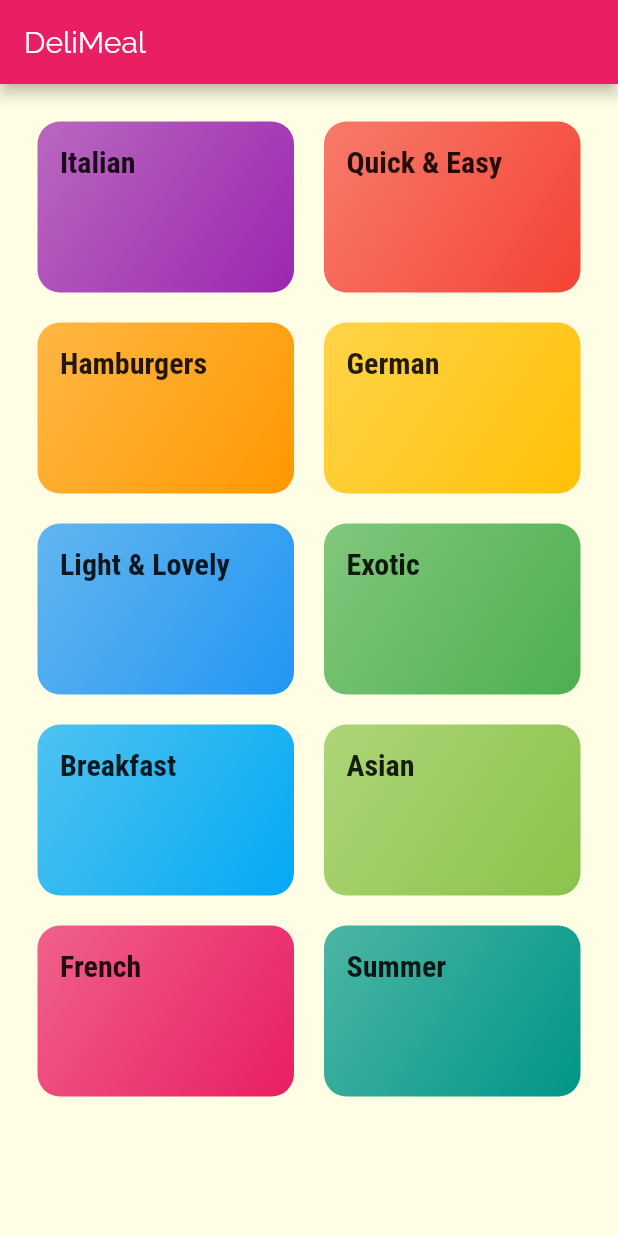
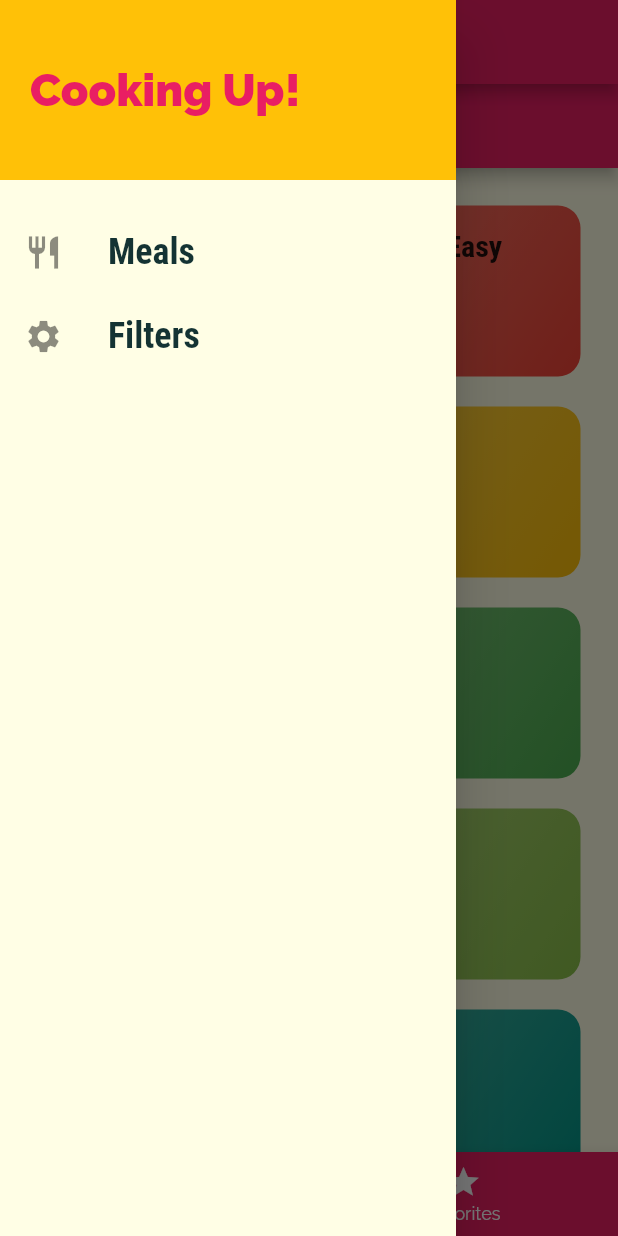
Before and after one commit to shakti051/meal_app, a Flutter app: the screen it shows after launch, with the side drawer open (before the commit the screen has no drawer), on a phone screen of 412 x 824 dp. Run offline on Flutter 3.47's test engine with Material 2 defaults, Android fonts, the phone set to English and light mode, and no system bars.

Commit message:
named route

```diff
--- a/lib/main.dart
+++ b/lib/main.dart
@@ -1,5 +1,7 @@
 import 'package:flutter/material.dart';
+import 'package:mealapp/screens/filters_screen.dart';
 import 'package:mealapp/screens/meal_detail_screen.dart';
+import 'package:mealapp/screens/tabs_screen.dart';
 
 import './screens/category_meals_screen.dart';
 import './screens/categories_screen.dart';
@@ -10,6 +12,7 @@ class MyApp extends StatelessWidget {
   @override
   Widget build(BuildContext context) {
     return MaterialApp(
+      debugShowCheckedModeBanner: false,
       title: 'DeliMeals',
       theme: ThemeData(
         primarySwatch: Colors.pink,
@@ -32,9 +35,10 @@ class MyApp extends StatelessWidget {
       // home: CategoriesScreen(),
       initialRoute: '/', // default is '/'
       routes: {
-        '/': (ctx) => CategoriesScreen(),
+        '/': (ctx) => TabsScreen(),
         CategoryMealsScreen.routeName: (ctx) => CategoryMealsScreen(),
         MealDetailScreen.routeName: (ctx) => MealDetailScreen(),
+        FiltersScreen.routeName: (ctx) => FiltersScreen(),
       },
     );
   }
--- /dev/null
+++ b/lib/screens/favorites_screen.dart
@@ -0,0 +1,10 @@
+import 'package:flutter/material.dart';
+
+class FavoritesScreen extends StatelessWidget {
+  @override
+  Widget build(BuildContext context) {
+    return Center(
+      child: Text('The Favorites'),
+    );
+  }
+}
--- /dev/null
+++ b/lib/screens/filters_screen.dart
@@ -0,0 +1,20 @@
+import 'package:flutter/material.dart';
+
+import '../widgets/main_drawer.dart';
+
+class FiltersScreen extends StatelessWidget {
+  static const routeName = '/filters';
+
+  @override
+  Widget build(BuildContext context) {
+    return Scaffold(
+      appBar: AppBar(
+        title: Text('Your Filters'),
+      ),
+      drawer: MainDrawer(),
+      body: Center(
+        child: Text('Filters!'),
+      ),
+    );
+  }
+}
--- /dev/null
+++ b/lib/screens/tabs_screen.dart
@@ -0,0 +1,60 @@
+import 'package:flutter/material.dart';
+import 'package:mealapp/screens/categories_screen.dart';
+import 'package:mealapp/screens/favorites_screen.dart';
+import 'package:mealapp/widgets/main_drawer.dart';
+
+class TabsScreen extends StatefulWidget {
+  @override
+  _TabsScreenState createState() => _TabsScreenState();
+}
+
+class _TabsScreenState extends State<TabsScreen> {
+  final List<Map<String, Object>> _pages = [
+    {
+      'page': CategoriesScreen(),
+      'title': 'Categories',
+    },
+    {
+      'page': FavoritesScreen(),
+      'title': 'Your Favorite',
+    },
+  ];
+  int _selectedPageIndex = 0;
+
+  void _selectPage(int index) {
+    setState(() {
+      _selectedPageIndex = index;
+    });
+  }
+
+  @override
+  Widget build(BuildContext context) {
+    return Scaffold(
+      appBar: AppBar(
+        title: Text(_pages[_selectedPageIndex]['title']),
+      ),
+      body: _pages[_selectedPageIndex]['page'],
+      drawer: MainDrawer(),
+      bottomNavigationBar: BottomNavigationBar(
+        onTap: _selectPage,
+        backgroundColor: Theme.of(context).primaryColor,
+        unselectedItemColor: Colors.white,
+        selectedItemColor: Theme.of(context).accentColor,
+        currentIndex: _selectedPageIndex,
+        // type: BottomNavigationBarType.fixed,
+        items: [
+          BottomNavigationBarItem(
+            backgroundColor: Theme.of(context).primaryColor,
+            icon: Icon(Icons.category),
+            title: Text('Categories'),
+          ),
+          BottomNavigationBarItem(
+            backgroundColor: Theme.of(context).primaryColor,
+            icon: Icon(Icons.star),
+            title: Text('Favorites'),
+          ),
+        ],
+      ),
+    );
+  }
+}
--- /dev/null
+++ b/lib/widgets/main_drawer.dart
@@ -0,0 +1,56 @@
+import 'package:flutter/material.dart';
+import 'package:mealapp/screens/filters_screen.dart';
+
+class MainDrawer extends StatelessWidget {
+  Widget buildListTile(String title, IconData icon, Function tapHandler) {
+    return ListTile(
+      leading: Icon(
+        icon,
+        size: 26,
+      ),
+      title: Text(
+        title,
+        style: TextStyle(
+          fontFamily: 'RobotoCondensed',
+          fontSize: 24,
+          fontWeight: FontWeight.bold,
+        ),
+      ),
+      onTap: tapHandler,
+    );
+  }
+
+
+  @override
+  Widget build(BuildContext context) {
+    return Drawer(
+      child: Column(
+        children: <Widget>[
+          Container(
+            height: 120,
+            width: double.infinity,
+            padding: EdgeInsets.all(20),
+            alignment: Alignment.centerLeft,
+            color: Theme.of(context).accentColor,
+            child: Text(
+              'Cooking Up!',
+              style: TextStyle(
+                  fontWeight: FontWeight.w900,
+                  fontSize: 30,
+                  color: Theme.of(context).primaryColor),
+            ),
+          ),
+          SizedBox(
+            height: 20,
+          ),
+          buildListTile('Meals', Icons.restaurant, () {
+            Navigator.of(context).pushReplacementNamed('/');
+          }),
+          buildListTile('Filters', Icons.settings, () {
+            Navigator.of(context).pushReplacementNamed(FiltersScreen.routeName);
+          }),
+        ],
+      ),
+    );
+  }
+}
```
